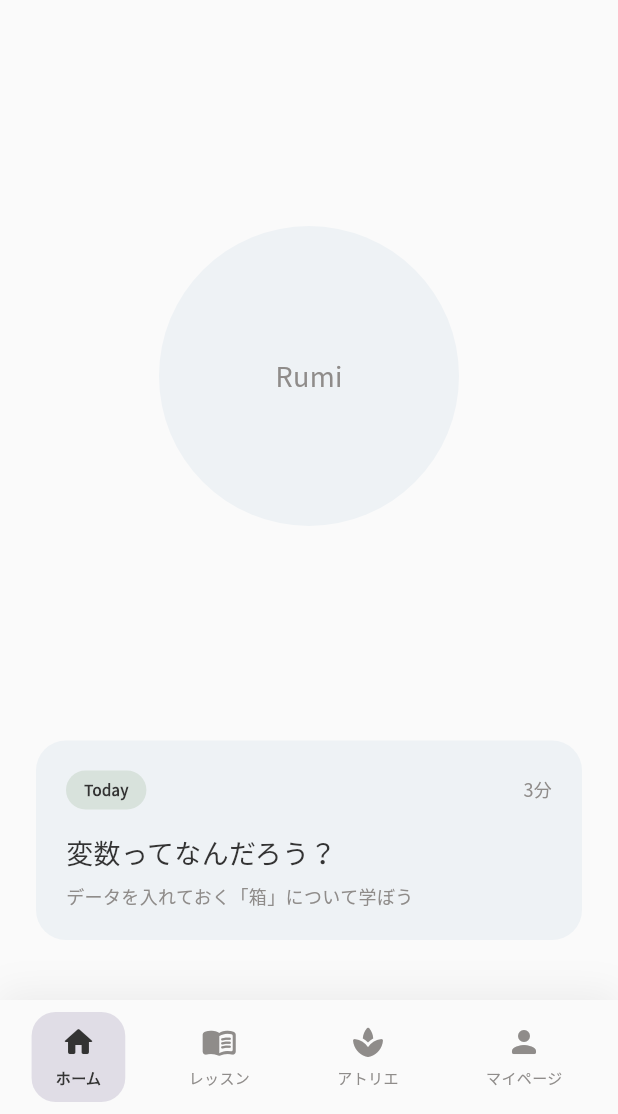
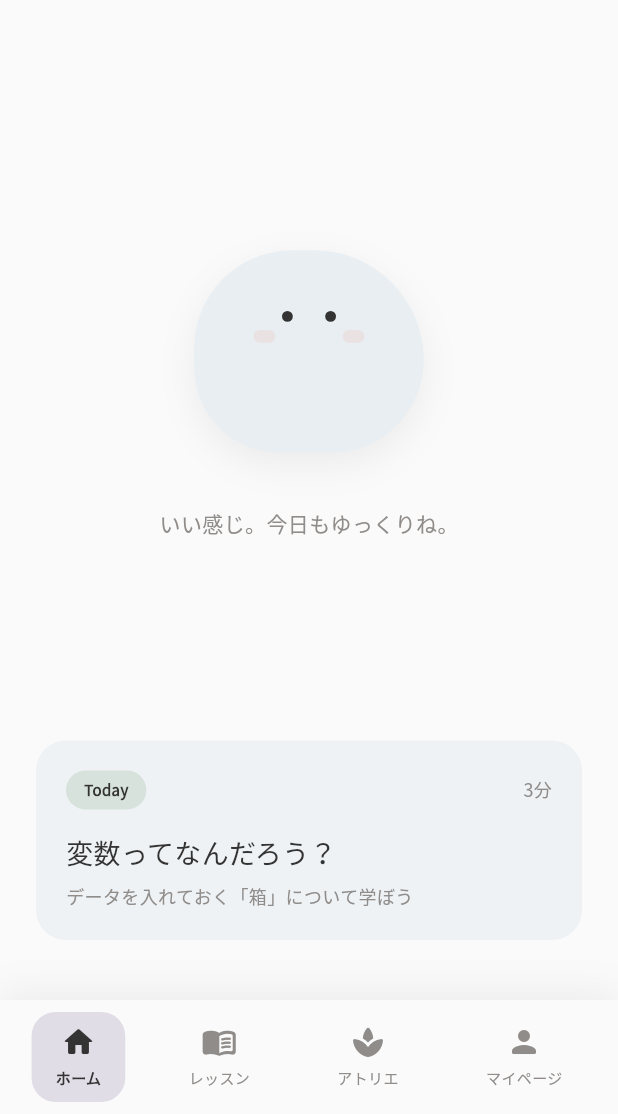
Before and after one commit to Anju1023/flutter-programming-app, a Flutter app: the screen it shows after launch, on a phone screen of 412 x 824 dp, the part 122-1236 px from its top. Run offline on Flutter 3.47's test engine with Material 3 defaults, Android fonts, the phone set to English and light mode, and no system bars; our stand-ins replace flutter_animate, flutter_riverpod, go_router, google_fonts.

Commit message:
feat: Add Rumi mascot character with mood variations and float animation

```diff
--- a/lib/features/home/presentation/screens/home_screen.dart
+++ b/lib/features/home/presentation/screens/home_screen.dart
@@ -1,6 +1,7 @@
 import 'package:flutter/material.dart';
 import '../../../../core/constants/app_colors.dart';
 import '../../../../core/constants/app_typography.dart';
+import '../../../../rumi/rumi.dart';
 
 /// ホーム画面
 class HomeScreen extends StatelessWidget {
@@ -55,25 +56,22 @@ class HomeScreen extends StatelessWidget {
 
               const SizedBox(height: 32),
 
-              // Rumi エリア（プレースホルダー）
+              // Rumi エリア
               Expanded(
                 flex: 2,
                 child: Center(
-                  child: Container(
-                    width: 200,
-                    height: 200,
-                    decoration: BoxDecoration(
-                      color: AppColors.foggyBlue,
-                      borderRadius: BorderRadius.circular(100),
-                    ),
-                    child: Center(
-                      child: Text(
-                        'Rumi',
-                        style: AppTypography.headlineMedium.copyWith(
+                  child: Column(
+                    mainAxisAlignment: MainAxisAlignment.center,
+                    children: [
+                      const Rumi(size: 180, mood: RumiMood.happy),
+                      const SizedBox(height: 16),
+                      Text(
+                        'いい感じ。今日もゆっくりね。',
+                        style: AppTypography.bodyMedium.copyWith(
                           color: AppColors.greige,
                         ),
                       ),
-                    ),
+                    ],
                   ),
                 ),
               ),
--- /dev/null
+++ b/lib/rumi/rumi.dart
@@ -0,0 +1,2 @@
+// Rumi エクスポート
+export 'widgets/rumi.dart';
--- /dev/null
+++ b/lib/rumi/widgets/rumi.dart
@@ -0,0 +1,328 @@
+import 'package:flutter/material.dart';
+import 'package:flutter_animate/flutter_animate.dart';
+import '../../core/constants/app_colors.dart';
+
+/// Rumi - moku のマスコットキャラクター
+/// 雲のような、マシュマロのような抽象的なフォルム
+/// 先生ではなく「ルームメイト」的存在
+class Rumi extends StatefulWidget {
+  const Rumi({
+    super.key,
+    this.size = 200,
+    this.mood = RumiMood.neutral,
+    this.isAnimated = true,
+  });
+
+  final double size;
+  final RumiMood mood;
+  final bool isAnimated;
+
+  @override
+  State<Rumi> createState() => _RumiState();
+}
+
+class _RumiState extends State<Rumi> with SingleTickerProviderStateMixin {
+  late AnimationController _floatController;
+  late Animation<double> _floatAnimation;
+
+  @override
+  void initState() {
+    super.initState();
+    _floatController = AnimationController(
+      vsync: this,
+      duration: const Duration(seconds: 3),
+    );
+
+    _floatAnimation = Tween<double>(begin: -8, end: 8).animate(
+      CurvedAnimation(parent: _floatController, curve: Curves.easeInOut),
+    );
+
+    if (widget.isAnimated) {
+      _floatController.repeat(reverse: true);
+    }
+  }
+
+  @override
+  void dispose() {
+    _floatController.dispose();
+    super.dispose();
+  }
+
+  @override
+  Widget build(BuildContext context) {
+    return AnimatedBuilder(
+      animation: _floatAnimation,
+      builder: (context, child) {
+        return Transform.translate(
+          offset: Offset(0, _floatAnimation.value),
+          child: child,
+        );
+      },
+      child: _buildRumi(),
+    );
+  }
+
+  Widget _buildRumi() {
+    return SizedBox(
+      width: widget.size,
+      height: widget.size,
+      child: Stack(
+        alignment: Alignment.center,
+        children: [
+          // メインボディ（雲の形）
+          _buildBody(),
+
+          // 顔（ミニマルな点目）
+          _buildFace(),
+
+          // ほっぺ（ムード時）
+          if (widget.mood == RumiMood.happy || widget.mood == RumiMood.proud)
+            _buildBlush(),
+        ],
+      ),
+    );
+  }
+
+  Widget _buildBody() {
+    final bodyColor = _getBodyColor();
+
+    return Container(
+      width: widget.size * 0.85,
+      height: widget.size * 0.75,
+      decoration: BoxDecoration(
+        gradient: RadialGradient(
+          center: const Alignment(-0.3, -0.3),
+          radius: 1.2,
+          colors: [bodyColor.withValues(alpha: 0.9), bodyColor],
+        ),
+        borderRadius: BorderRadius.only(
+          topLeft: Radius.circular(widget.size * 0.4),
+          topRight: Radius.circular(widget.size * 0.45),
+          bottomLeft: Radius.circular(widget.size * 0.35),
+          bottomRight: Radius.circular(widget.size * 0.38),
+        ),
+        boxShadow: [
+          BoxShadow(
+            color: AppColors.shadowColor,
+            blurRadius: 20,
+            offset: const Offset(0, 8),
+          ),
+        ],
+      ),
+    );
+  }
+
+  Widget _buildFace() {
+    final eyeSize = widget.size * 0.04;
+    final eyeSpacing = widget.size * 0.12;
+    final eyeOffset = _getEyeOffset();
+
+    return Positioned(
+      top: widget.size * 0.35 + eyeOffset.dy,
+      child: Row(
+        mainAxisSize: MainAxisSize.min,
+        children: [
+          // 左目
+          _buildEye(eyeSize),
+          SizedBox(width: eyeSpacing),
+          // 右目
+          _buildEye(eyeSize),
+        ],
+      ),
+    );
+  }
+
+  Widget _buildEye(double size) {
+    if (widget.mood == RumiMood.sleepy || widget.mood == RumiMood.tired) {
+      // 眠そうな目（線）
+      return Container(
+        width: size * 1.5,
+        height: size * 0.5,
+        decoration: BoxDecoration(
+          color: AppColors.charcoal,
+          borderRadius: BorderRadius.circular(size),
+        ),
+      );
+    }
+
+    // 通常の点目
+    return Container(
+      width: size,
+      height: size,
+      decoration: BoxDecoration(
+        color: AppColors.charcoal,
+        shape: BoxShape.circle,
+      ),
+    );
+  }
+
+  Widget _buildBlush() {
+    final blushSize = widget.size * 0.08;
+
+    return Positioned(
+      top: widget.size * 0.42,
+      child: Row(
+        mainAxisSize: MainAxisSize.min,
+        children: [
+          Container(
+            width: blushSize,
+            height: blushSize * 0.6,
+            decoration: BoxDecoration(
+              color: AppColors.dustyPink.withValues(alpha: 0.5),
+              borderRadius: BorderRadius.circular(blushSize),
+            ),
+          ),
+          SizedBox(width: widget.size * 0.25),
+          Container(
+            width: blushSize,
+            height: blushSize * 0.6,
+            decoration: BoxDecoration(
+              color: AppColors.dustyPink.withValues(alpha: 0.5),
+              borderRadius: BorderRadius.circular(blushSize),
+            ),
+          ),
+        ],
+      ),
+    );
+  }
+
+  Color _getBodyColor() {
+    switch (widget.mood) {
+      case RumiMood.neutral:
+        return AppColors.foggyBlue;
+      case RumiMood.happy:
+        return const Color(0xFFE8EEF2);
+      case RumiMood.proud:
+        return AppColors.sageGreen.withValues(alpha: 0.7);
+      case RumiMood.thinking:
+        return AppColors.lavenderGray;
+      case RumiMood.sleepy:
+      case RumiMood.tired:
+        return const Color(0xFFDDD8E2);
+      case RumiMood.encouraging:
+        return const Color(0xFFE5EDE9);
+    }
+  }
+
+  Offset _getEyeOffset() {
+    switch (widget.mood) {
+      case RumiMood.sleepy:
+      case RumiMood.tired:
+        return const Offset(0, 4);
+      case RumiMood.thinking:
+        return const Offset(0, -2);
+      default:
+        return Offset.zero;
+    }
+  }
+}
+
+/// Rumi のムード（感情状態）
+enum RumiMood {
+  /// 通常
+  neutral,
+
+  /// 嬉しい
+  happy,
+
+  /// 誇らしい（ユーザーが正解した時）
+  proud,
+
+  /// 考え中
+  thinking,
+
+  /// 眠そう
+  sleepy,
+
+  /// 疲れた
+  tired,
+
+  /// 励まし
+  encouraging,
+}
+
+/// Rumi のミニバージョン（ナビゲーション用）
+class RumiMini extends StatelessWidget {
+  const RumiMini({super.key, this.size = 40, this.mood = RumiMood.neutral});
+
+  final double size;
+  final RumiMood mood;
+
+  @override
+  Widget build(BuildContext context) {
+    return Container(
+          width: size,
+          height: size,
+          decoration: BoxDecoration(
+            color: AppColors.foggyBlue,
+            borderRadius: BorderRadius.circular(size * 0.35),
+          ),
+          child: Center(
+            child: Row(
+              mainAxisSize: MainAxisSize.min,
+              children: [
+                Container(
+                  width: size * 0.08,
+                  height: size * 0.08,
+                  decoration: const BoxDecoration(
+                    color: AppColors.charcoal,
+                    shape: BoxShape.circle,
+                  ),
+                ),
+                SizedBox(width: size * 0.15),
+                Container(
+                  width: size * 0.08,
+                  height: size * 0.08,
+                  decoration: const BoxDecoration(
+                    color: AppColors.charcoal,
+                    shape: BoxShape.circle,
+                  ),
+                ),
+              ],
+            ),
+          ),
+        )
+        .animate(onPlay: (controller) => controller.repeat(reverse: true))
+        .moveY(
+          begin: 0,
+          end: 2,
+          duration: const Duration(seconds: 2),
+          curve: Curves.easeInOut,
+        );
+  }
+}
+
+/// Rumi の吹き出しメッセージ
+class RumiMessage extends StatelessWidget {
+  const RumiMessage({super.key, required this.message, this.showRumi = true});
+
+  final String message;
+  final bool showRumi;
+
+  @override
+  Widget build(BuildContext context) {
+    return Row(
+      crossAxisAlignment: CrossAxisAlignment.start,
+      children: [
+        if (showRumi) ...[const RumiMini(size: 36), const SizedBox(width: 12)],
+        Expanded(
+          child: Container(
+            padding: const EdgeInsets.symmetric(horizontal: 16, vertical: 12),
+            decoration: BoxDecoration(
+              color: AppColors.foggyBlue,
+              borderRadius: BorderRadius.circular(16),
+            ),
+            child: Text(
+              message,
+              style: const TextStyle(
+                fontSize: 14,
+                color: AppColors.charcoal,
+                height: 1.5,
+              ),
+            ),
+          ),
+        ),
+      ],
+    ).animate().fadeIn().slideX(begin: -0.1, duration: 300.ms);
+  }
+}
```
Also changed, not shown: 1 other file.
